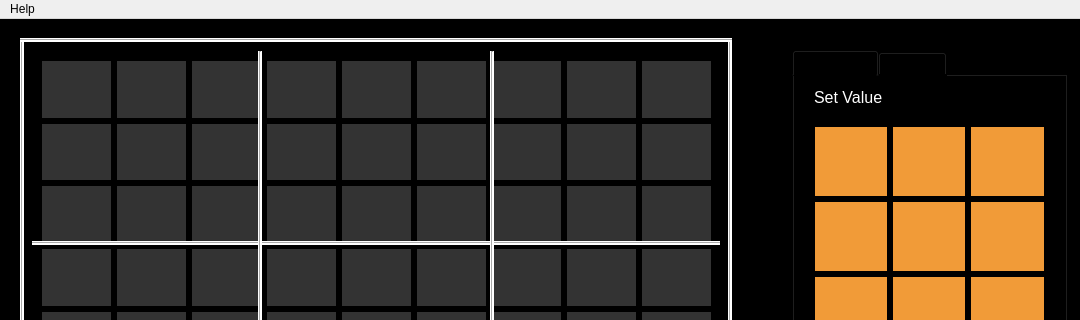
KurokoChu/Sudoku-Full-Crack, file mainwindow.ui: the form before one commit; both pictures show x 0 to 1080 and y 0 to 320 of the 1080 by 810 pixel window.
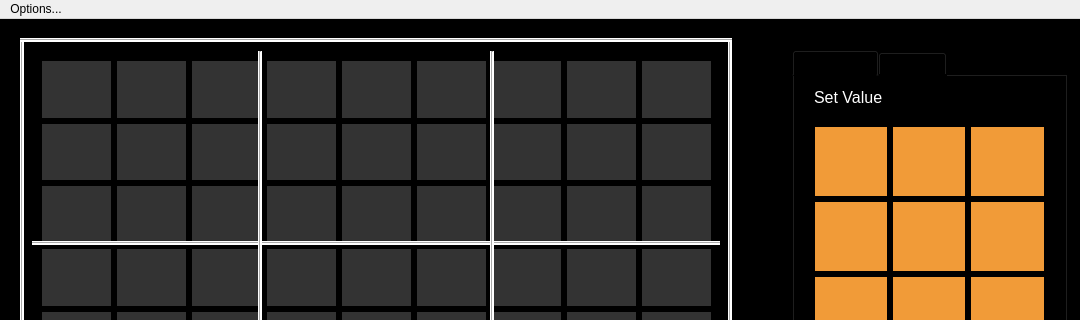
The form after the commit. Icons and pictures are not drawn.

Commit message: Add Digit Candidate option & Fixed iroiro

```diff
--- a/mainwindow.ui
+++ b/mainwindow.ui
@@ -3276,12 +3276,18 @@
      <height>21</height>
     </rect>
    </property>
-   <widget class="QMenu" name="menuHelp">
+   <property name="defaultUp">
+    <bool>false</bool>
+   </property>
+   <property name="nativeMenuBar">
+    <bool>true</bool>
+   </property>
+   <widget class="QMenu" name="menuOptions">
     <property name="title">
-     <string>Help</string>
+     <string>Options...</string>
     </property>
    </widget>
-   <addaction name="menuHelp"/>
+   <addaction name="menuOptions"/>
   </widget>
  </widget>
  <layoutdefault spacing="6" margin="11"/>
```
Left out of the diff: 12 changed lines with no effect on the pictures. The commit also changes 12 other files.
